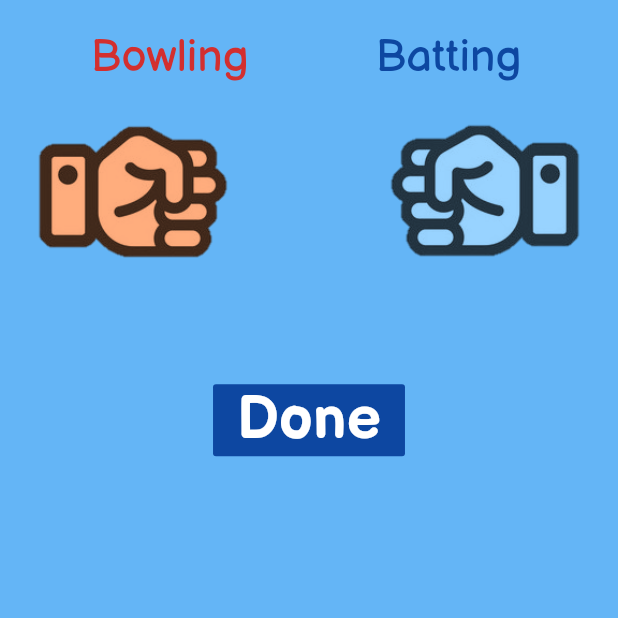
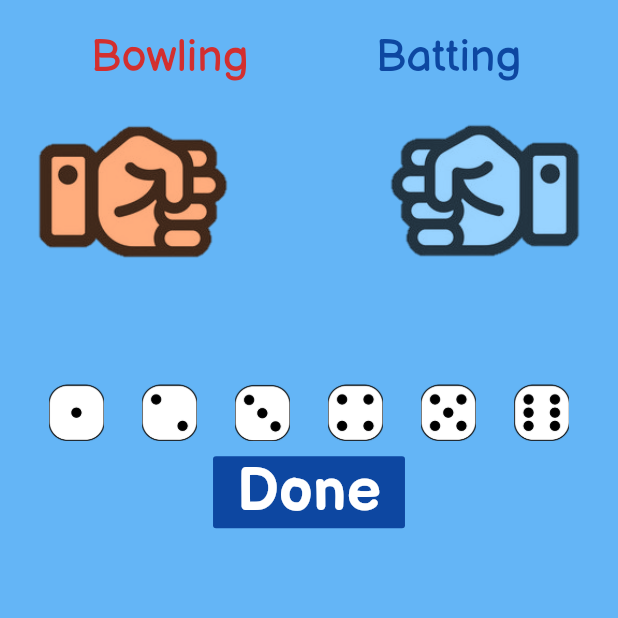
Before and after one commit to kankani2/HandCricket, a Flutter app: the MainGamePage screen opened directly, on a phone screen of 412 x 824 dp, the top half of it. Run offline on Flutter 3.47's test engine with Material 2 defaults, Android fonts, the phone set to English and light mode, and no system bars; our stand-ins replace carousel_slider, firebase_auth, firebase_database, shared_preferences; accounts and stored records are empty.

Commit message:
Added UI for dice buttons (#22)

```diff
--- /dev/null
+++ b/flutter/lib/pages/main/dice.dart
@@ -0,0 +1,39 @@
+import 'package:flutter/material.dart';
+import 'package:flutter/widgets.dart';
+
+class DiceWidget extends StatefulWidget {
+  final _DiceWidgetState mState = new _DiceWidgetState();
+
+  @override
+  State<StatefulWidget> createState() => mState;
+}
+
+class _DiceWidgetState extends State<DiceWidget> {
+  @override
+  Widget build(BuildContext context) {
+    return Row(
+      children: _getButtons(),
+    );
+  }
+
+  List<Expanded> _getButtons() {
+    var diceIcons = new List<Expanded>();
+    for (int i = 0; i < 6; i++) {
+      diceIcons.add(
+        Expanded(
+          child: IconButton(
+            padding: EdgeInsets.fromLTRB(0, 0, 0, 10),
+            icon: Image.asset(
+              "images/dice/dice${i + 1}.png",
+            ),
+            splashColor: Colors.black,
+            onPressed: () {
+              // TODO: implement
+            },
+          ),
+        ),
+      );
+    }
+    return diceIcons;
+  }
+}
--- a/flutter/lib/pages/main/game.dart
+++ b/flutter/lib/pages/main/game.dart
@@ -3,6 +3,7 @@ import 'dart:math';
 import 'package:flutter/cupertino.dart';
 import 'package:flutter/material.dart';
 import 'package:handcricket/models/game_stat.dart';
+import 'package:handcricket/pages/main/dice.dart';
 import 'package:handcricket/pages/main/hands.dart';
 import 'package:handcricket/pages/main/stat.dart';
 import 'package:handcricket/pages/main/title_bar.dart';
@@ -33,6 +34,7 @@ class _MainGamePageState extends State<MainGamePage> {
               hands,
               topStats,
               bottomStats,
+              DiceWidget(),
               FlatButton(
                 color: Colors.blue[900],
                 onPressed: _onPress,
--- a/flutter/pubspec.yaml
+++ b/flutter/pubspec.yaml
@@ -39,3 +39,4 @@ flutter:
   assets:
     - images/icons/
     - images/hands/
+    - images/dice/
```
Also changed, not shown: flutter/images/dice/dice1.png (added), flutter/images/dice/dice2.png (added), flutter/images/dice/dice3.png (added), flutter/images/dice/dice4.png (added), flutter/images/dice/dice5.png (added), flutter/images/dice/dice6.png (added).
